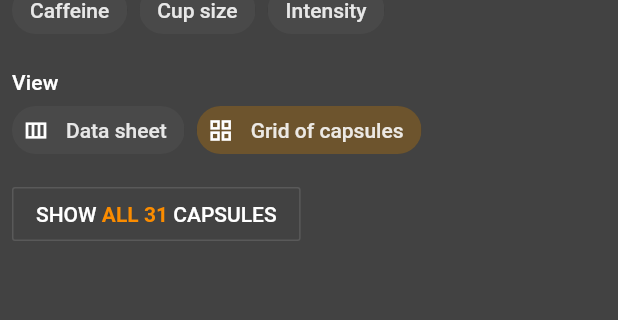
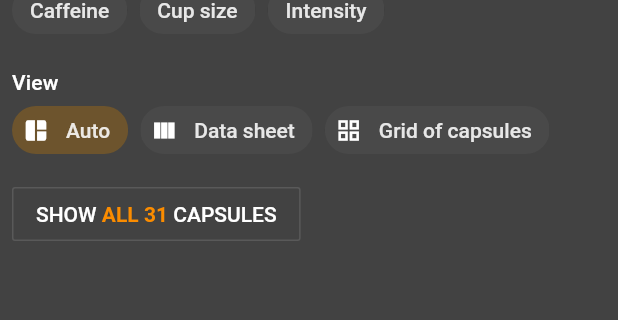
Before and after one commit to gvanberkel/nescap, a Flutter app: the screen it shows after launch, after a tap on "Explore", on a phone screen of 412 x 824 dp, the part 230-550 px from its top. Run offline on Flutter 3.47's test engine with Material 2 defaults, Android fonts, the phone set to English and light mode, and no system bars.

```diff
--- a/lib/app_ui/capsule_search_dialog/capsule_search_dialog.dart
+++ b/lib/app_ui/capsule_search_dialog/capsule_search_dialog.dart
@@ -1,7 +1,6 @@
 import 'package:flutter/material.dart';
 import 'package:nescap/application_state/nescap_logic.dart';
 import 'package:nescap/capsule_data/capsule_data.dart';
-import 'package:nescap/search_logic/search_options.dart';
 import 'package:provider/provider.dart';
 
 class CapsuleSearchDialog extends StatefulWidget {
@@ -80,19 +79,20 @@ class _CapsuleSearchDialogState extends State<CapsuleSearchDialog> {
         else {
           return Container(
               color: Theme.of(context).dialogBackgroundColor,
-              child: filtersDialog(context));
+              child: GestureDetector(
+                behavior: HitTestBehavior.opaque,
+                onTap: () {
+                  //onTap declared to make this area ignored by parent dismiss gesture detector
+                },
+                child: filtersDialog(context),
+              ));
         }
       },
     );
   }
 
   Widget filtersDialog(BuildContext context) {
-    return GestureDetector(
-      behavior: HitTestBehavior.opaque,
-      onTap: () {
-        //onTap declared to make this area ignored by parent dismiss gesture detector
-      },
-      child: Padding(
+    return Padding(
       padding: const EdgeInsets.only(left: 8.0),
       child: Column(
         crossAxisAlignment: CrossAxisAlignment.start,
@@ -134,7 +134,6 @@ class _CapsuleSearchDialogState extends State<CapsuleSearchDialog> {
           ),
           _searchButton()
         ],
-        ),
       ),
     );
   }
@@ -350,25 +349,33 @@ class _CapsuleSearchDialogState extends State<CapsuleSearchDialog> {
           alignment: WrapAlignment.start,
           children: [
             ChoiceChip(
-              label: Text('Data sheet'),
-              avatar: Icon(Icons.view_column_outlined),
+              label: Text('Auto'),
+              avatar: Icon(Icons.auto_awesome_mosaic),
               selected:
-                  logic.filterOptions.resultsLayout == ResultsLayout.DataSheet,
+                  logic.resultsLayout == ResultsLayout.BestSuitedToConstraints,
               selectedColor: selectedColour,
               onSelected: (value) {
                 logic.setResultsLayout(
-                    value ? ResultsLayout.DataSheet : ResultsLayout.GridOfCapsules);
+                    value ? ResultsLayout.BestSuitedToConstraints : null);
+              },
+            ),
+            ChoiceChip(
+              label: Text('Data sheet'),
+              avatar: Icon(Icons.view_column),
+              selected: logic.resultsLayout == ResultsLayout.DataSheet,
+              selectedColor: selectedColour,
+              onSelected: (value) {
+                logic.setResultsLayout(value ? ResultsLayout.DataSheet : null);
               },
             ),
             ChoiceChip(
               label: Text('Grid of capsules'),
               avatar: Icon(Icons.grid_view),
-              selected:
-                  logic.filterOptions.resultsLayout == ResultsLayout.GridOfCapsules,
+              selected: logic.resultsLayout == ResultsLayout.GridOfCapsules,
               selectedColor: selectedColour,
               onSelected: (value) {
                 logic.setResultsLayout(
-                    value ? ResultsLayout.GridOfCapsules : ResultsLayout.DataSheet);
+                    value ? ResultsLayout.GridOfCapsules : null);
               },
             ),
           ],
--- a/lib/app_ui/main_app_state_provider.dart
+++ b/lib/app_ui/main_app_bootstrap.dart
@@ -2,19 +2,25 @@ import 'package:flutter/material.dart';
 import 'package:nescap/app_ui/capsule_datasheet/capsule_datasheet_viewport.dart';
 import 'package:nescap/app_ui/capsule_drilldown/capsule_drilldown.dart';
 import 'package:nescap/application_state/nescap_logic.dart';
-import 'package:nescap/search_logic/search_options.dart';
 import 'package:provider/provider.dart';
 
-class MainAppStateProvider extends StatelessWidget {
+class MainAppBootstrap extends StatelessWidget {
   @override
   Widget build(BuildContext context) {
     return ChangeNotifierProvider(
       create: (_) => NesCapLogic(),
       child: Consumer<NesCapLogic>(
         builder: (_, logic, __) {
-          return logic.filterOptions.resultsLayout == ResultsLayout.DataSheet
-              ? CapsuleDataSheetViewport()
-              : CapsuleDrillDown();
+          return LayoutBuilder(
+            builder: (BuildContext context, BoxConstraints constraints) {
+              logic.setCurrentResultsLayout(constraints);
+
+              return logic.currentResultsLayout ==
+                      ResultsLayout.DataSheet
+                  ? CapsuleDataSheetViewport()
+                  : CapsuleDrillDown();
+            },
+          );
         },
       ),
     );
--- a/lib/application_state/nescap_logic.dart
+++ b/lib/application_state/nescap_logic.dart
@@ -4,8 +4,13 @@ import 'package:nescap/capsule_data/capsule_data_schema.dart';
 import 'package:nescap/search_logic/search_engine.dart';
 import 'package:nescap/search_logic/search_options.dart';
 
+enum ResultsLayout { BestSuitedToConstraints, DataSheet, GridOfCapsules }
+
 class NesCapLogic extends ChangeNotifier {
   bool ready;
+
+  ResultsLayout resultsLayout = ResultsLayout.BestSuitedToConstraints;
+  ResultsLayout currentResultsLayout;
 
   bool filtersVisible = false;
   SearchOptions filterOptions;
@@ -122,8 +127,20 @@ class NesCapLogic extends ChangeNotifier {
     notifyListeners();
   }
 
+  void setCurrentResultsLayout(BoxConstraints constraints) {
+    if (resultsLayout == ResultsLayout.BestSuitedToConstraints) {
+      if (constraints.maxWidth > 700)
+        currentResultsLayout = ResultsLayout.DataSheet;
+      else
+        currentResultsLayout = ResultsLayout.GridOfCapsules;
+    } else {
+      currentResultsLayout = resultsLayout;
+    }
+  }
+
   void setResultsLayout(ResultsLayout resultsLayout) {
-    this.filterOptions.resultsLayout = resultsLayout;
+    if (resultsLayout == null) return;
+    this.resultsLayout = resultsLayout;
     notifyListeners();
   }
 }
--- a/lib/capsule_data/capsule_data.dart
+++ b/lib/capsule_data/capsule_data.dart
@@ -392,7 +392,7 @@ class Capsules {
         price: 90,
         mainImageFileName: 'linizio.png',
         caffeine: true,
-        gramsPer10Pack: 50,
+        gramsPer10Pack: 55,
         cupSize: CupSize(
           lungo: true,
           milk: true,
--- a/lib/main.dart
+++ b/lib/main.dart
@@ -1,7 +1,7 @@
 import 'package:flutter/material.dart';
 import 'package:nescap/theme/nescap_theme.dart';
 
-import 'app_ui/main_app_state_provider.dart';
+import 'app_ui/main_app_bootstrap.dart';
 void main() {
   runApp(NesCapApp());
 }
@@ -17,7 +17,7 @@ class NesCapApp extends StatelessWidget {
       debugShowCheckedModeBanner: false,
       themeMode: ThemeMode.dark,
       theme: nesCapTheme.themeData,
-      home: MainAppStateProvider(),
+      home: MainAppBootstrap(),
     );
   }
 }
--- a/lib/search_logic/search_options.dart
+++ b/lib/search_logic/search_options.dart
@@ -1,4 +1,3 @@
-
 import 'package:nescap/capsule_data/capsule_data_schema.dart';
 
 class SearchOptions {
@@ -24,12 +23,9 @@ class SearchOptions {
   );
   bool filterStrengths = false;
 
-  ResultsLayout resultsLayout = ResultsLayout.GridOfCapsules;
-
   SearchOptions();
 }
 
-enum ResultsLayout { DataSheet, GridOfCapsules }
 
 class CaffeineContent {
   bool caffeine;
--- a/pubspec.yaml
+++ b/pubspec.yaml
@@ -1,5 +1,5 @@
 name: nescap
-description: A new Flutter project.
+description: When you're curious about your next Nespresso.
 
 # The following line prevents the package from being accidentally published to
 # pub.dev using `pub publish`. This is preferred for private packages.
```
Lines whose indentation alone changed are shown as unchanged.
